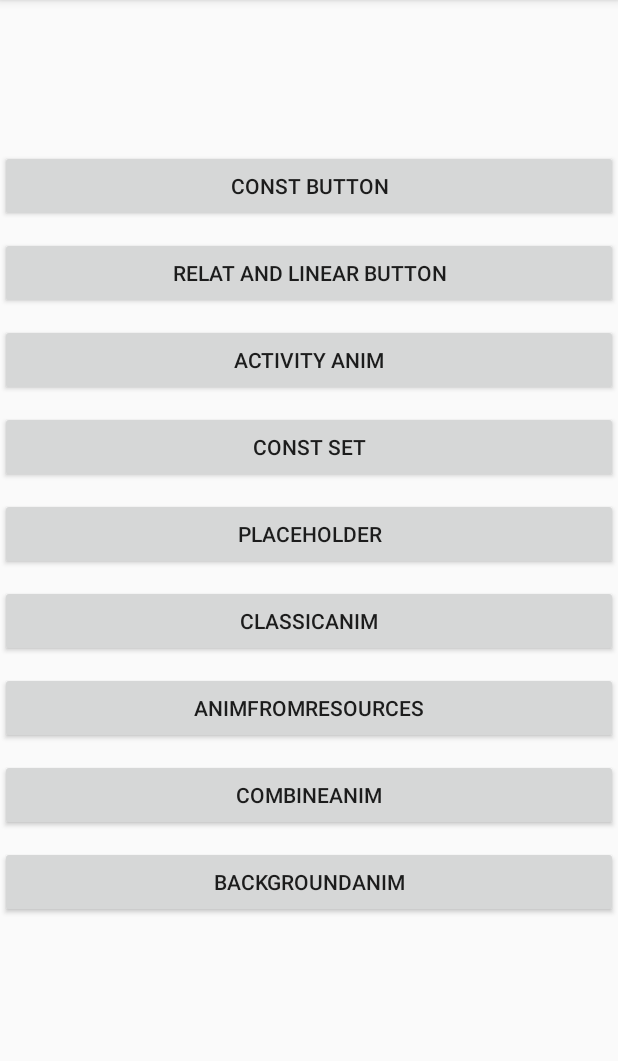
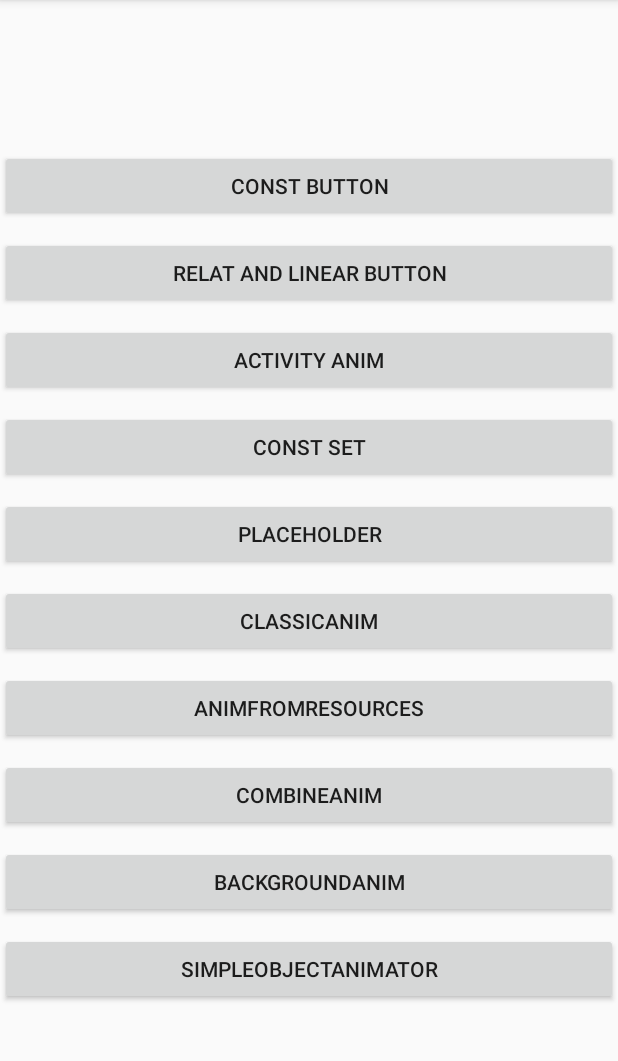
Before and after one commit to ermolaevio/AnimationsCourse, an Android app: the screen it shows after launch (MainActivity), on a phone screen of 412 x 824 dp, the part 84-1145 px from its top. Run offline under Robolectric (Android 15) with nearby library versions, the light colour scheme and no system bars.

Commit message:
Lesson 15 simple anim with object anim

```diff
--- a/app/src/main/AndroidManifest.xml
+++ b/app/src/main/AndroidManifest.xml
@@ -29,6 +29,7 @@
         <activity android:name=".ch2.lesson11.A_Activity" />
         <activity android:name=".ch2.lesson11.B_Activity" />
         <activity android:name=".ch2.lesson12.BackgroundAnim" />
+        <activity android:name=".ch4.lesson15.SimpleAnimator" />
     </application>
 
 </manifest>
--- a/app/src/main/java/com/ermolaevio/anim/MainActivity.kt
+++ b/app/src/main/java/com/ermolaevio/anim/MainActivity.kt
@@ -12,6 +12,7 @@ import com.ermolaevio.anim.ch2.lesson11.A_Activity
 import com.ermolaevio.anim.ch2.lesson12.BackgroundAnim
 import com.ermolaevio.anim.ch2.lesson7_android_view_anim.ClassicAnimation
 import com.ermolaevio.anim.ch2.lesson9.AnimResourcesActivity
+import com.ermolaevio.anim.ch4.lesson15.SimpleAnimator
 import kotlinx.android.synthetic.main.activity_main.*
 
 class MainActivity : AppCompatActivity() {
@@ -73,5 +74,11 @@ class MainActivity : AppCompatActivity() {
                 startActivity(this)
             }
         }
+
+        constSetBtn10.setOnClickListener {
+            Intent(this@MainActivity, SimpleAnimator::class.java).apply {
+                startActivity(this)
+            }
+        }
     }
 }
--- a/app/src/main/res/layout/activity_main.xml
+++ b/app/src/main/res/layout/activity_main.xml
@@ -5,6 +5,15 @@
     android:layout_width="match_parent"
     android:layout_height="match_parent"
     tools:context=".MainActivity">
+
+    <ScrollView
+        android:layout_width="match_parent"
+        android:layout_height="match_parent">
+
+        <LinearLayout
+            android:layout_width="match_parent"
+            android:layout_height="match_parent"
+            android:orientation="vertical">
 
             <Button
                 android:id="@+id/constBtn"
@@ -78,4 +87,16 @@
                 android:text="BackgroundAnim"
                 app:layout_constraintTop_toBottomOf="@+id/constSetBtn8" />
 
+            <Button
+                android:id="@+id/constSetBtn10"
+                android:layout_width="match_parent"
+                android:layout_height="wrap_content"
+                android:layout_marginTop="10dp"
+                android:text="SimpleObjectAnimator"
+                app:layout_constraintTop_toBottomOf="@+id/constSetBtn9" />
+
+        </LinearLayout>
+
+    </ScrollView>
+
 </androidx.constraintlayout.widget.ConstraintLayout>
```
Also changed, not shown: app/src/main/java/com/ermolaevio/anim/ch4/lesson15/SimpleAnimator.kt (added, +34 -0 lines), app/src/main/res/layout/activity_simple_animator.xml (added, +19 -0 lines). Lines whose indentation alone changed are shown as unchanged.
